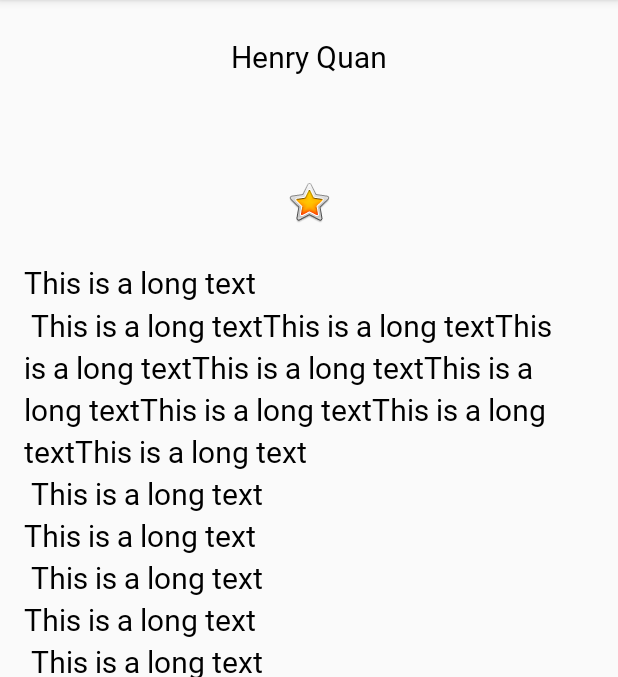
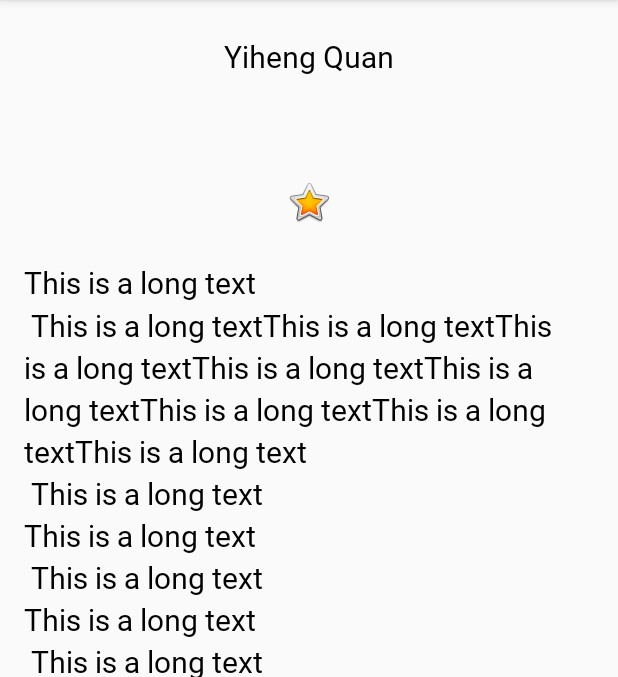
Before and after one commit to HenryQuan/mobile_app_development_training, an Android app: the screen it shows after launch (MainActivity), after a tap on "DONE", on a phone screen of 412 x 824 dp, the part 84-761 px from its top. Run offline under Robolectric (Android 15) with nearby library versions, the phone set to English and light mode, and no system bars; our stand-ins replace data binding.

Commit message:
mind blowing data binding
there is no need for findViewById

```diff
--- a/Android/kotlin fundamentals/about-me/app/build.gradle
+++ b/Android/kotlin fundamentals/about-me/app/build.gradle
@@ -4,7 +4,6 @@ apply plugin: 'kotlin-android-extensions'
 
 android {
     compileSdkVersion 29
-
 
     defaultConfig {
         applicationId "com.yihengquan.aboutme"
@@ -23,6 +22,11 @@ android {
         }
     }
 
+    // Enable data binding
+    dataBinding {
+        enabled = true
+    }
+
 }
 
 dependencies {
--- a/Android/kotlin fundamentals/about-me/app/src/main/java/com/yihengquan/aboutme/MainActivity.kt
+++ b/Android/kotlin fundamentals/about-me/app/src/main/java/com/yihengquan/aboutme/MainActivity.kt
@@ -8,31 +8,45 @@ import android.view.inputmethod.InputMethodManager
 import android.widget.Button
 import android.widget.EditText
 import android.widget.TextView
+import androidx.databinding.DataBindingUtil
+import com.yihengquan.aboutme.databinding.ActivityMainBinding
 
 class MainActivity : AppCompatActivity() {
 
+    // The type is determined by the layout file name
+    private lateinit var binding: ActivityMainBinding
+    private val myName = MyName("Yiheng Quan")
+
     override fun onCreate(savedInstanceState: Bundle?) {
         super.onCreate(savedInstanceState)
-        setContentView(R.layout.activity_main)
-
-        findViewById<Button>(R.id.done_button).setOnClickListener {
-            // "it" is the button
+//        setContentView(R.layout.activity_main)
+        // Bind
+        binding = DataBindingUtil.setContentView(this, R.layout.activity_main)
+        binding.myName = myName
+//        findViewById<Button>(R.id.done_button).setOnClickListener {
+//            // "it" is the button
+//            addNickname(it)
+//        }
+        binding.doneButton.setOnClickListener {
             addNickname(it)
         }
     }
 
     private fun addNickname(view: View) {
-        val nickname_edit: EditText = findViewById(R.id.nickname_edit)
-        val nickname_text: TextView = findViewById(R.id.nickname_text)
+        // Prevent writing binding 4 times
+        binding.apply {
+            this.myName?.nickname = nicknameEdit.text.toString()
+            // refresh UI?
+            invalidateAll()
+            nicknameEdit.visibility = View.GONE
+            nicknameText.visibility = View.VISIBLE
+            view.visibility = View.GONE
+        }
 
-        nickname_text.text = nickname_edit.text
         // Hide the keyboard
         val imm = getSystemService(Context.INPUT_METHOD_SERVICE) as InputMethodManager
         imm.hideSoftInputFromWindow(view.windowToken, 0)
 
-        nickname_edit.visibility = View.GONE
-        nickname_text.visibility = View.VISIBLE
-        view.visibility = View.GONE
     }
 
 }
--- /dev/null
+++ b/Android/kotlin fundamentals/about-me/app/src/main/java/com/yihengquan/aboutme/MyName.kt
@@ -0,0 +1,6 @@
+package com.yihengquan.aboutme
+
+data class MyName(
+    var name: String = "",
+    var nickname: String = ""
+)
--- a/Android/kotlin fundamentals/about-me/app/src/main/res/layout/activity_main.xml
+++ b/Android/kotlin fundamentals/about-me/app/src/main/res/layout/activity_main.xml
@@ -1,7 +1,15 @@
 <?xml version="1.0" encoding="utf-8"?>
-<LinearLayout xmlns:android="http://schemas.android.com/apk/res/android"
+<layout xmlns:android="http://schemas.android.com/apk/res/android"
     xmlns:app="http://schemas.android.com/apk/res-auto"
-    xmlns:tools="http://schemas.android.com/tools"
+    xmlns:tools="http://schemas.android.com/tools">
+
+    <data>
+        <variable
+            name="myName"
+            type="com.yihengquan.aboutme.MyName" />
+    </data>
+
+    <LinearLayout
         android:layout_width="match_parent"
         android:layout_height="match_parent"
         android:orientation="vertical"
@@ -12,7 +20,7 @@
             style="@style/NameStyle"
             android:layout_width="match_parent"
             android:layout_height="wrap_content"
-        android:text="@string/my_name"
+            android:text="@={myName.name}"
             android:textAlignment="center" />
 
         <EditText
@@ -42,6 +50,7 @@
             android:layout_height="wrap_content"
             android:textAlignment="center"
             android:visibility="gone"
+            android:text="@={myName.nickname}"
             tools:text="Your nickname is displayed here" />
 
         <ImageView
@@ -69,3 +78,4 @@
         </ScrollView>
 
     </LinearLayout>
+</layout>
```
Also changed, not shown: 1 other file. Lines whose indentation alone changed are shown as unchanged.
